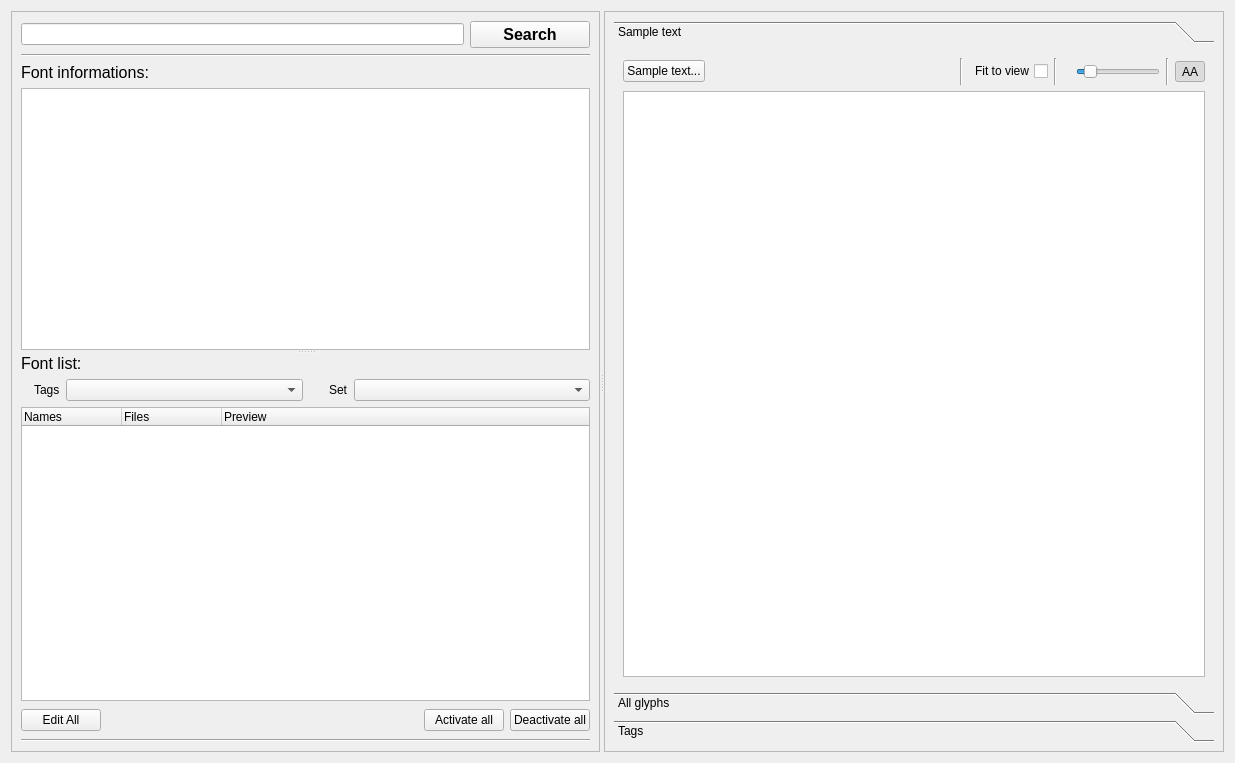
Before: the Qt Designer form src/mainview.ui in fontmatrix/fontmatrix, drawn with Qt 5.
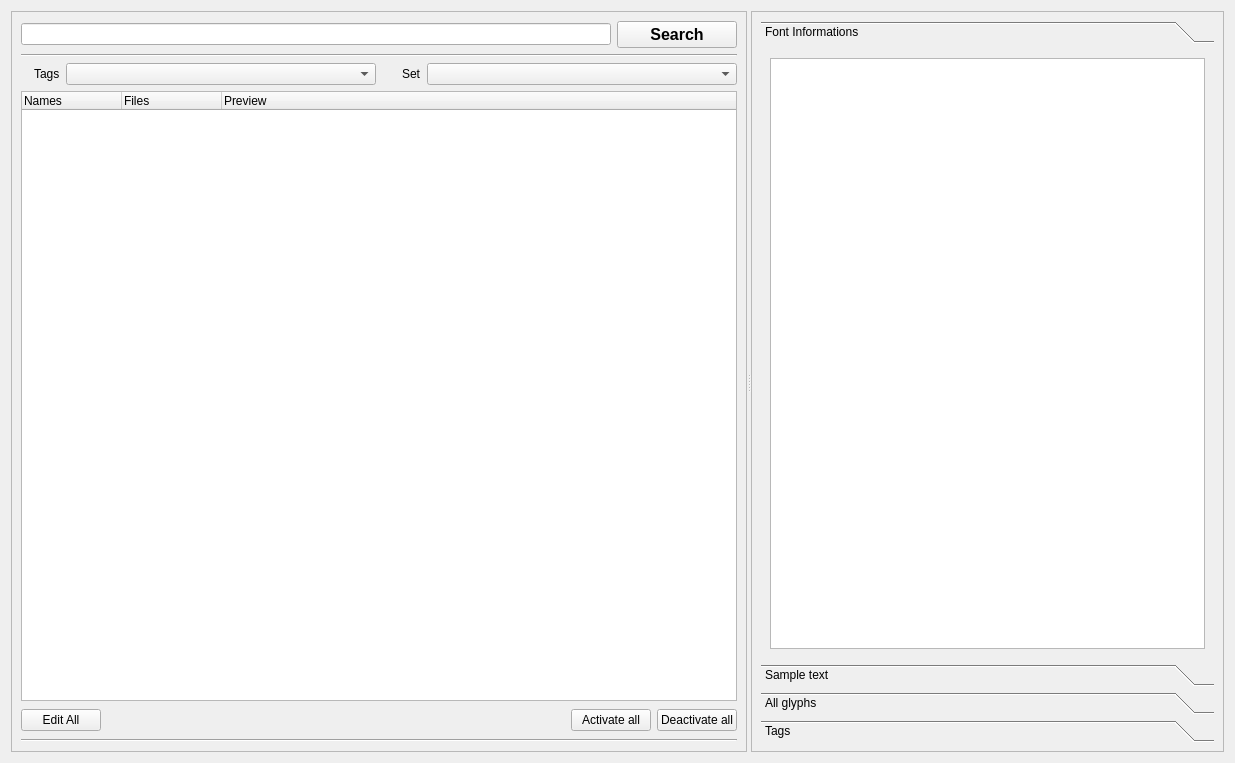
After: the same form once the commit is applied. The open tabs and pages were chosen to show the change. Icons and pictures are not drawn.

Diff of the .ui file:
```diff
--- a/src/mainview.ui
+++ b/src/mainview.ui
@@ -73,50 +73,7 @@
         </layout>
        </item>
        <item row="2" column="0" >
-        <widget class="QLabel" name="FontInformations" >
-         <property name="font" >
-          <font>
-           <pointsize>12</pointsize>
-           <weight>50</weight>
-           <bold>false</bold>
-           <kerning>true</kerning>
-          </font>
-         </property>
-         <property name="text" >
-          <string>Font informations:</string>
-         </property>
-        </widget>
-       </item>
-       <item row="3" column="0" >
-        <widget class="QSplitter" name="splitter" >
-         <property name="orientation" >
-          <enum>Qt::Vertical</enum>
-         </property>
-         <widget class="QTextBrowser" name="fontInfoText" >
-          <property name="sizePolicy" >
-           <sizepolicy vsizetype="Preferred" hsizetype="Preferred" >
-            <horstretch>0</horstretch>
-            <verstretch>0</verstretch>
-           </sizepolicy>
-          </property>
-         </widget>
-         <widget class="QWidget" name="layoutWidget" >
           <layout class="QVBoxLayout" >
-           <item>
-            <widget class="QLabel" name="FontList" >
-             <property name="font" >
-              <font>
-               <pointsize>12</pointsize>
-               <weight>50</weight>
-               <bold>false</bold>
-               <kerning>true</kerning>
-              </font>
-             </property>
-             <property name="text" >
-              <string>Font list:</string>
-             </property>
-            </widget>
-           </item>
            <item>
             <layout class="QHBoxLayout" >
              <item>
@@ -284,10 +241,8 @@
             </layout>
            </item>
           </layout>
-         </widget>
-        </widget>
        </item>
-       <item row="4" column="0" >
+       <item row="3" column="0" >
         <widget class="Line" name="line_2" >
          <property name="sizePolicy" >
           <sizepolicy vsizetype="Fixed" hsizetype="Preferred" >
@@ -334,13 +289,30 @@
          <property name="currentIndex" >
           <number>0</number>
          </property>
+         <widget class="QWidget" name="page_2" >
+          <attribute name="label" >
+           <string>Font Informations</string>
+          </attribute>
+          <layout class="QGridLayout" >
+           <item row="0" column="0" >
+            <widget class="QTextBrowser" name="fontInfoText" >
+             <property name="sizePolicy" >
+              <sizepolicy vsizetype="Preferred" hsizetype="Preferred" >
+               <horstretch>0</horstretch>
+               <verstretch>0</verstretch>
+              </sizepolicy>
+             </property>
+            </widget>
+           </item>
+          </layout>
+         </widget>
          <widget class="QWidget" name="pageRender" >
           <property name="geometry" >
            <rect>
             <x>0</x>
             <y>0</y>
-            <width>509</width>
-            <height>630</height>
+            <width>600</width>
+            <height>581</height>
            </rect>
           </property>
           <attribute name="label" >
```
Left out of the diff: 16 changed lines with no effect on the pictures. Lines whose indentation alone changed are shown as unchanged.
